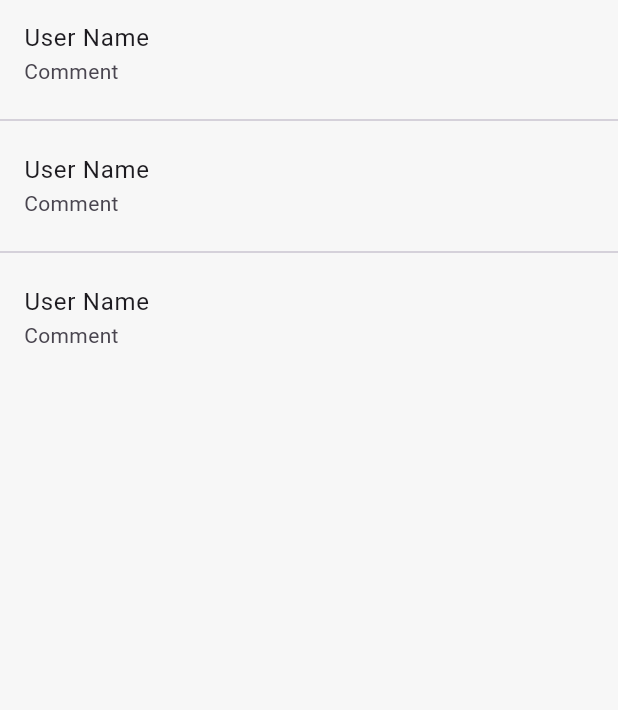
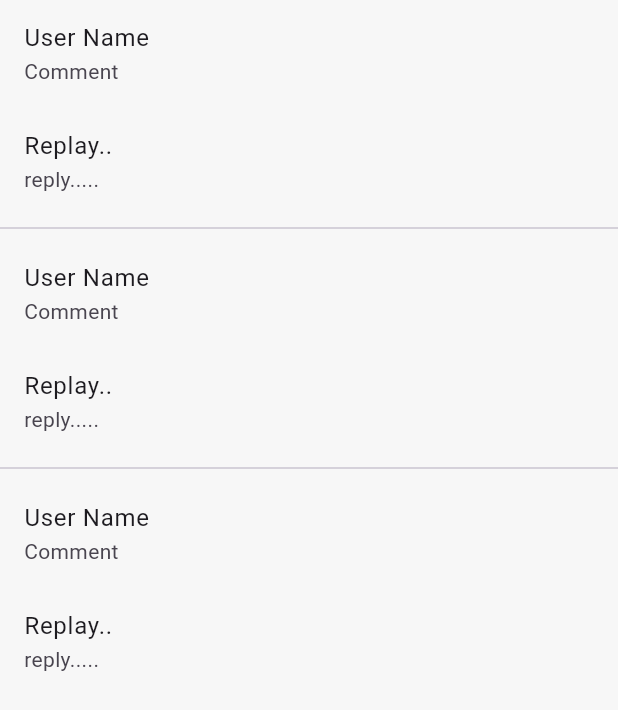
Before and after one commit to Ananhamdy11/e-commerce_app, a Flutter app: the UserCommentsListView widget shown alone on an empty page, opened directly, on a phone screen of 412 x 824 dp. Shown: the top 710 px of the screen. Run offline on Flutter 3.47's test engine with Material 3 defaults, Android fonts, the phone set to English and light mode, and no system bars; our stand-ins replace cached_network_image, dio, equatable, flutter_bloc, flutter_rating_bar, google_nav_bar and 2 more; accounts and stored records are empty; network calls fail.

```diff
--- a/lib/feautres/product_details/presentation/manager/cubit/product_details_state.dart
+++ b/lib/feautres/product_details/presentation/manager/cubit/product_details_state.dart
@@ -18,3 +18,8 @@ final class GetRateErorr extends ProductDetailsState {}
 final class AddOrUpdateRateLoading extends ProductDetailsState {}
 final class AddOrUpdateRateSuccess extends ProductDetailsState {}
 final class AddOrUpdateRateFailure extends ProductDetailsState {}
+
+
+final class AddCommentsLoading extends ProductDetailsState {}
+final class AddCommentsSuccess extends ProductDetailsState {}
+final class AddCommentsFailure extends ProductDetailsState {}
--- a/lib/feautres/product_details/presentation/views/widgets/user_comments_list_view.dart
+++ b/lib/feautres/product_details/presentation/views/widgets/user_comments_list_view.dart
@@ -12,10 +12,19 @@ class UserCommentsListView extends StatelessWidget {
       physics: const NeverScrollableScrollPhysics(),
       itemCount: 3,
       itemBuilder: (BuildContext context, int index) {
-        return ListTile(
-          key: ValueKey(index),
-          title: const Text('User Name'),
-          subtitle: const Text('Comment'),
+        return Column(
+          children: [
+            ListTile(
+              key: ValueKey(index),
+              title: const Text('User Name'),
+              subtitle: const Text('Comment'),
+            ),
+            ListTile(
+              key: ValueKey(index),
+              title: const Text('Replay..'),
+              subtitle: const Text('reply.....'),
+            ),
+          ],
         );
       },
       separatorBuilder: (BuildContext context, int index) {
```
Also changed, not shown: lib/feautres/product_details/presentation/manager/cubit/product_details_cubit.dart (+12 -0 lines), lib/feautres/product_details/presentation/views/widgets/product_details_view_body.dart (+34 -11 lines).
